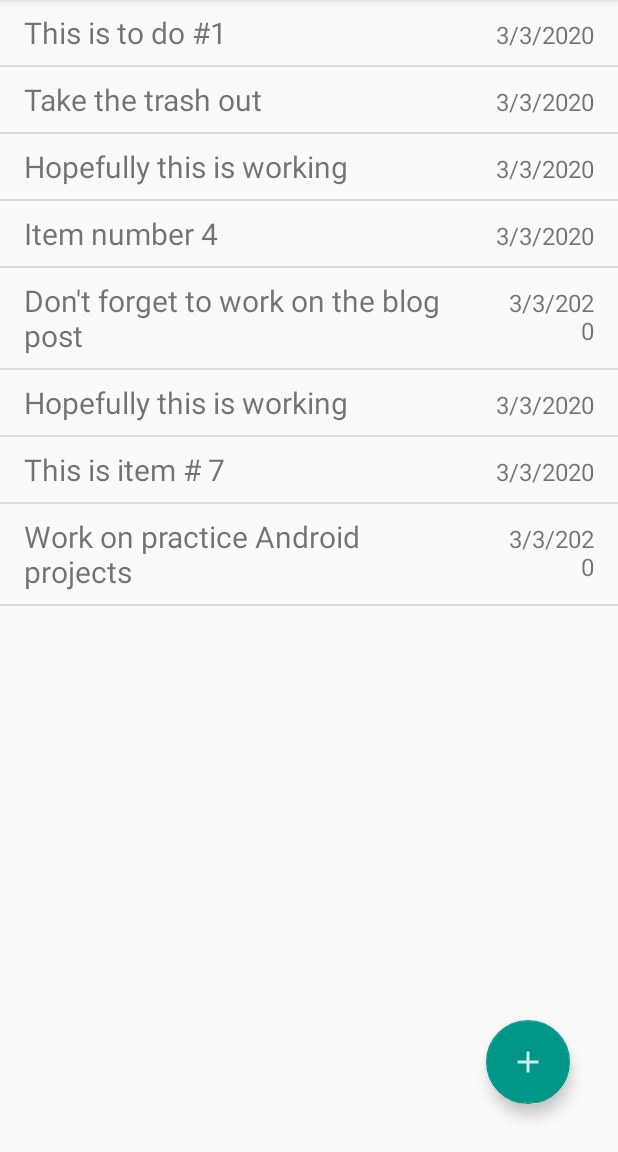
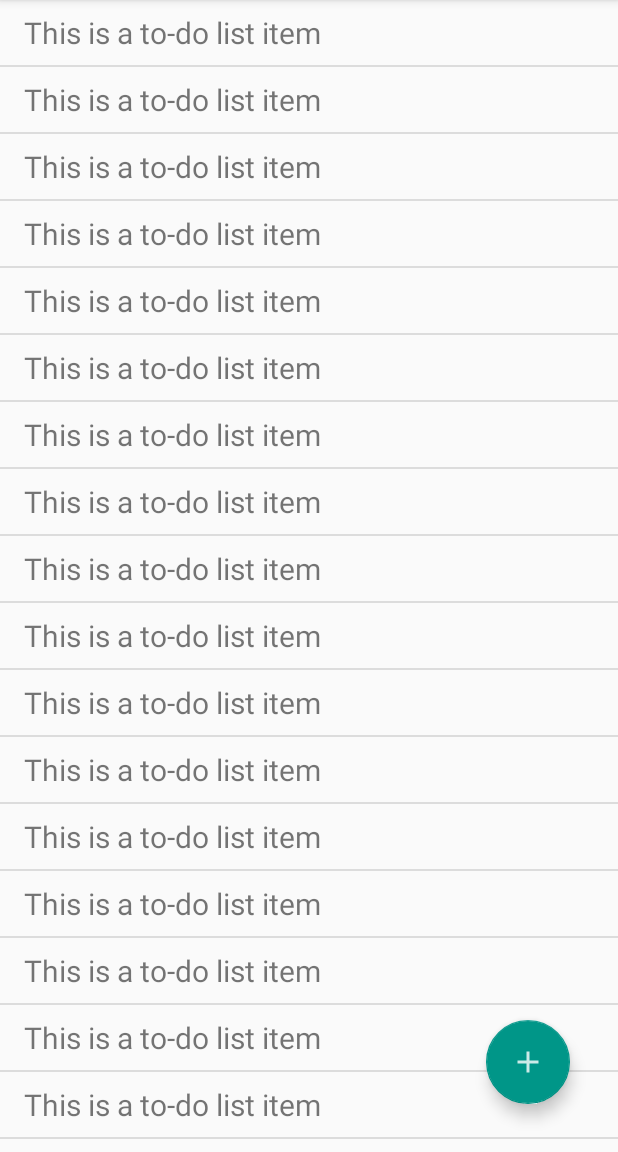
Before and after one commit to scottwinter/to-to-manager, an Android app: the screen it shows after launch (MainActivity), on a phone screen of 412 x 824 dp, the part 84-1236 px from its top. Run offline under Robolectric (Android 15) with nearby library versions, the phone set to English and light mode, and no system bars.

Commit message:
Some code clean-up.

```diff
--- a/app/src/main/java/com/fourheronsstudios/todoorganizer/MainActivity.java
+++ b/app/src/main/java/com/fourheronsstudios/todoorganizer/MainActivity.java
@@ -4,10 +4,10 @@ import android.os.Bundle;
 import android.util.Log;
 import android.view.View;
 
+import com.fourheronsstudios.todoorganizer.model.ToDoItem;
 import com.google.android.material.floatingactionbutton.FloatingActionButton;
 
 import java.util.ArrayList;
-import java.util.logging.Logger;
 
 import androidx.appcompat.app.AppCompatActivity;
 import androidx.recyclerview.widget.DividerItemDecoration;
@@ -41,20 +41,18 @@ public class MainActivity extends AppCompatActivity {
             @Override
             public void onClick(View view) {
                 // Handle the click.
+                Log.i(TAG, "This is a log from the FAB");
             }
         });
     }
 
-    private ArrayList<String> populateData() {
-        ArrayList<String> dataList = new ArrayList<>();
-        dataList.add("This is to do #1");
-        dataList.add("Take the trash out");
-        dataList.add("Hopefully this is working");
-        dataList.add("Item number 4");
-        dataList.add("Don't forget to work on the blog post");
-        dataList.add("Hopefully this is working");
-        dataList.add("This is item # 7");
-        dataList.add("Work on practice Android projects");
+    private ArrayList<ToDoItem> populateData() {
+        ArrayList<ToDoItem> dataList = new ArrayList<>();
+        for(int i = 0; i <= 20; i++) {
+            ToDoItem item = new ToDoItem("This is a to-do list item");
+            dataList.add(item);
+        }
+
         return dataList;
     }
 }
--- a/app/src/main/java/com/fourheronsstudios/todoorganizer/ToDoListAdapter.java
+++ b/app/src/main/java/com/fourheronsstudios/todoorganizer/ToDoListAdapter.java
@@ -5,14 +5,16 @@ import android.view.View;
 import android.view.ViewGroup;
 import android.widget.TextView;
 
+import com.fourheronsstudios.todoorganizer.model.ToDoItem;
+
 import java.util.ArrayList;
 
 import androidx.recyclerview.widget.RecyclerView;
 
 public class ToDoListAdapter extends RecyclerView.Adapter<ToDoListAdapter.ToDoViewHolder> {
-    private ArrayList<String> mDataset;
+    private ArrayList<ToDoItem> mDataset;
 
-    ToDoListAdapter(ArrayList<String> myDataset) {
+    ToDoListAdapter(ArrayList<ToDoItem> myDataset) {
         mDataset = myDataset;
     }
 
@@ -24,8 +26,7 @@ public class ToDoListAdapter extends RecyclerView.Adapter<ToDoListAdapter.ToDoVi
 
     @Override
     public void onBindViewHolder(ToDoViewHolder holder, int position) {
-        holder.toDoText.setText(mDataset.get(position));
-        holder.toDoDate.setText("3/3/2020");
+        holder.toDoText.setText(mDataset.get(position).getText());
     }
 
     @Override
@@ -35,11 +36,9 @@ public class ToDoListAdapter extends RecyclerView.Adapter<ToDoListAdapter.ToDoVi
 
     static class ToDoViewHolder extends RecyclerView.ViewHolder {
         TextView toDoText;
-        TextView toDoDate;
         ToDoViewHolder(View itemView) {
             super(itemView);
             toDoText = itemView.findViewById(R.id.to_do_item_text);
-            toDoDate = itemView.findViewById(R.id.to_do_item_date);
 
         }
     }
--- a/app/src/main/java/com/fourheronsstudios/todoorganizer/model/ToDoItem.java
+++ b/app/src/main/java/com/fourheronsstudios/todoorganizer/model/ToDoItem.java
@@ -2,7 +2,12 @@ package com.fourheronsstudios.todoorganizer.model;
 
 public class ToDoItem {
     private String text;
-    private String date;
+    private int priority;
+
+    public ToDoItem() {}
+    public ToDoItem(String text) {
+        this.text = text;
+    }
 
     public String getText() {
         return text;
@@ -12,11 +17,11 @@ public class ToDoItem {
         this.text = text;
     }
 
-    public String getDate() {
-        return date;
+    public int getPriority() {
+        return priority;
     }
 
-    public void setDate(String date) {
-        this.date = date;
+    public void setPriority(int priority) {
+        this.priority = priority;
     }
 }
--- a/app/src/main/res/layout/to_do_item.xml
+++ b/app/src/main/res/layout/to_do_item.xml
@@ -11,20 +11,8 @@
         android:layout_marginStart="16dp"
         android:layout_marginTop="8dp"
         android:layout_marginBottom="8dp"
+        android:layout_marginEnd="16dp"
         android:textSize="20sp"
         android:layout_weight="2"
         />
-    <TextView
-        android:id="@+id/to_do_item_date"
-        android:layout_width="wrap_content"
-        android:layout_height="wrap_content"
-        android:text="Date"
-        android:layout_marginStart="16dp"
-        android:layout_marginTop="8dp"
-        android:layout_marginBottom="8dp"
-        android:layout_marginEnd="16dp"
-        android:textSize="16sp"
-        android:gravity="right"
-        android:layout_weight="1"
-        />
 </androidx.appcompat.widget.LinearLayoutCompat>
```
